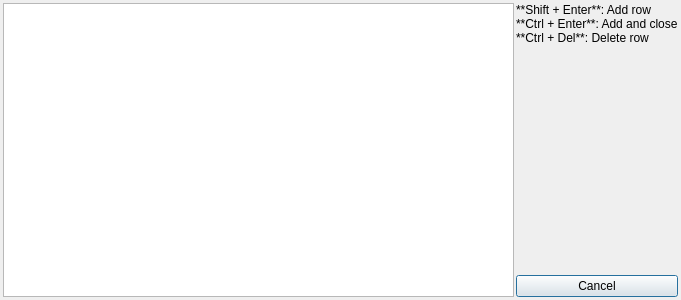
Before: the Qt Designer form ui/lookup_dialog.ui in KrusnikViers/Lexicanum, drawn with Qt 5.
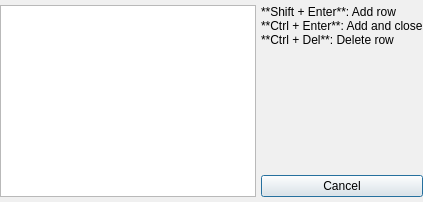
After: the same form once the commit is applied.

Commit message: Starting calling lookup dialogue

The edit to the form file:
```diff
--- a/ui/lookup_dialog.ui
+++ b/ui/lookup_dialog.ui
@@ -2,38 +2,64 @@
 <ui version="4.0">
  <class>LookupDialog</class>
  <widget class="QDialog" name="LookupDialog">
-  <property name="geometry">
-   <rect>
-    <x>0</x>
-    <y>0</y>
-    <width>681</width>
-    <height>300</height>
-   </rect>
+  <property name="palette">
+   <palette>
+    <active>
+     <colorrole role="Window">
+      <brush brushstyle="SolidPattern">
+       <color alpha="255">
+        <red>255</red>
+        <green>255</green>
+        <blue>255</blue>
+       </color>
+      </brush>
+     </colorrole>
+    </active>
+    <inactive>
+     <colorrole role="Window">
+      <brush brushstyle="SolidPattern">
+       <color alpha="255">
+        <red>240</red>
+        <green>240</green>
+        <blue>240</blue>
+       </color>
+      </brush>
+     </colorrole>
+    </inactive>
+    <disabled>
+     <colorrole role="Window">
+      <brush brushstyle="SolidPattern">
+       <color alpha="255">
+        <red>255</red>
+        <green>255</green>
+        <blue>255</blue>
+       </color>
+      </brush>
+     </colorrole>
+    </disabled>
+   </palette>
   </property>
-  <property name="windowTitle">
-   <string>Dialog</string>
-  </property>
-  <layout class="QHBoxLayout" name="horizontalLayout">
+  <layout class="QHBoxLayout" name="main_layout">
    <property name="spacing">
-    <number>2</number>
+    <number>5</number>
    </property>
    <property name="leftMargin">
-    <number>3</number>
+    <number>0</number>
    </property>
    <property name="topMargin">
-    <number>3</number>
+    <number>5</number>
    </property>
    <property name="rightMargin">
-    <number>3</number>
+    <number>0</number>
    </property>
    <property name="bottomMargin">
-    <number>3</number>
+    <number>5</number>
    </property>
    <item>
-    <widget class="QTableView" name="table_view"/>
+    <widget class="QTableView" name="table_view_placeholder"/>
    </item>
    <item>
-    <layout class="QVBoxLayout" name="layout">
+    <layout class="QVBoxLayout" name="_layout">
      <property name="spacing">
       <number>2</number>
      </property>
```
The commit also changes 29 other files.
